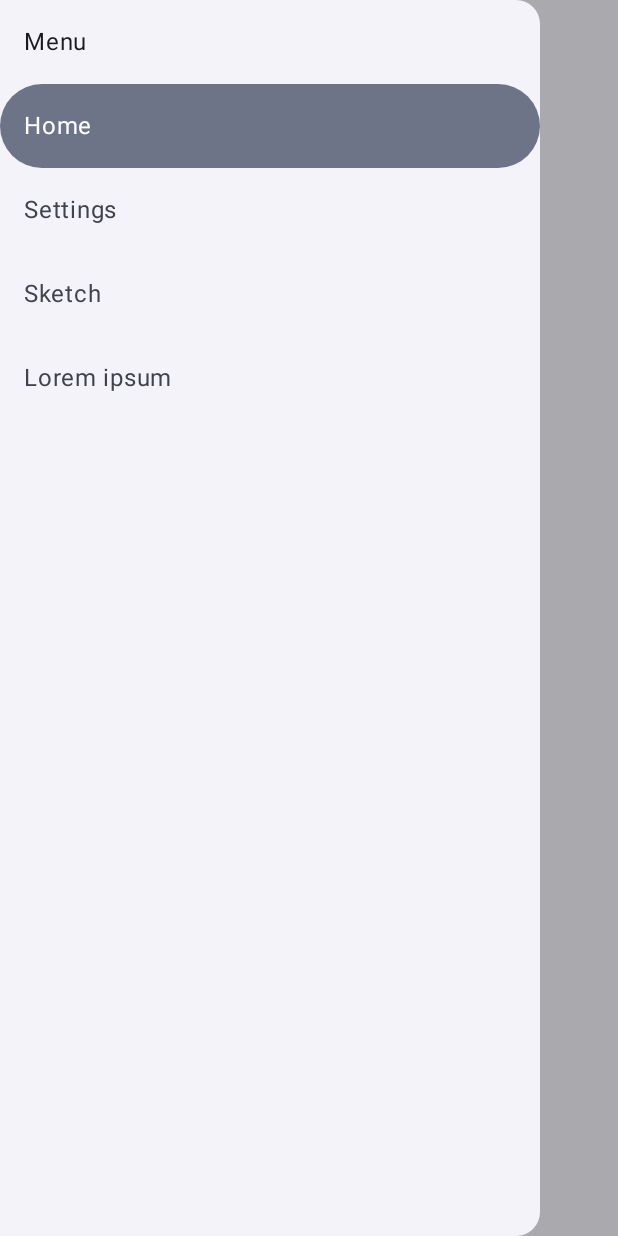
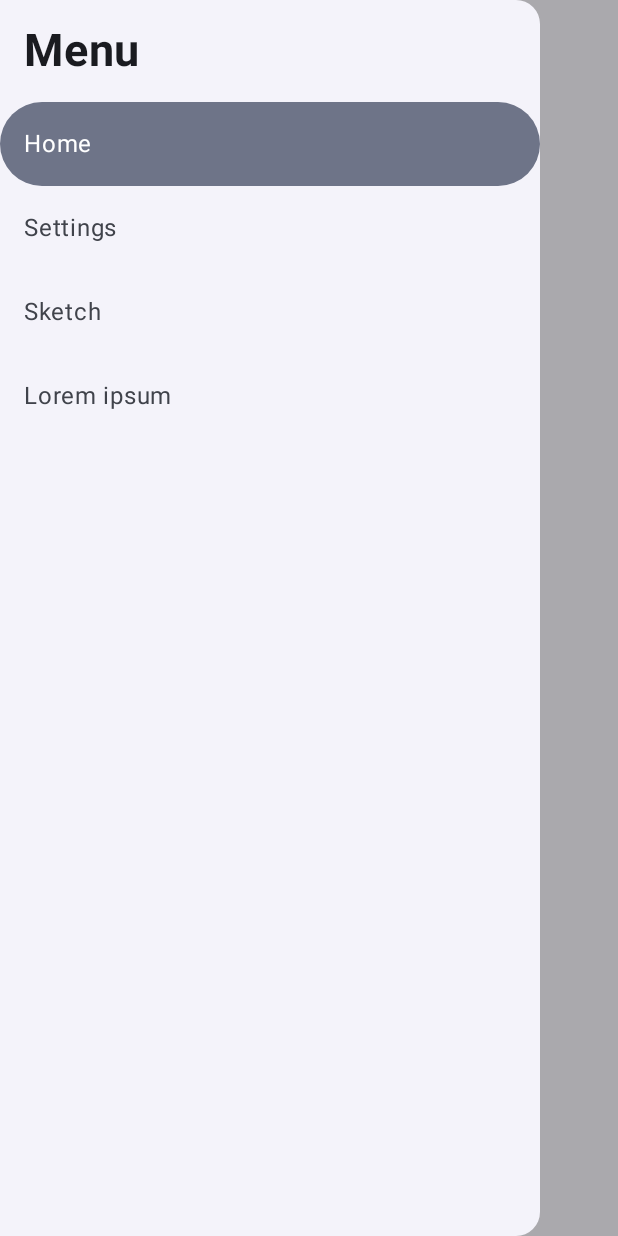
Before and after one commit to legondthecool/MGPDoodleAppNew, an Android app built with Jetpack Compose: the screen it shows after launch (MainActivity), after a tap on "Menu", on a phone screen of 412 x 824 dp. Run offline under Robolectric (Android 15) with nearby library versions, the phone set to English and light mode, and no system bars.

Commit message:
changed menu text

```diff
--- a/app/src/main/java/com/nyp/scaffoldingapp/MainActivity.kt
+++ b/app/src/main/java/com/nyp/scaffoldingapp/MainActivity.kt
@@ -1,6 +1,7 @@
 package com.nyp.scaffoldingapp
 
 import android.os.Bundle
+import android.preference.PreferenceActivity
 import androidx.activity.ComponentActivity
 import androidx.activity.compose.setContent
 import androidx.compose.foundation.layout.*
@@ -12,7 +13,9 @@ import androidx.compose.runtime.*
 import androidx.compose.runtime.saveable.rememberSaveable
 import androidx.compose.ui.Modifier
 import androidx.compose.ui.res.painterResource
+import androidx.compose.ui.text.font.FontWeight
 import androidx.compose.ui.unit.dp
+import androidx.compose.ui.unit.sp
 import com.nyp.scaffoldingapp.ui.pages.*
 import com.nyp.scaffoldingapp.ui.theme.ScaffoldingTheme
 import kotlinx.coroutines.launch
@@ -22,7 +25,7 @@ import kotlinx.coroutines.launch
  * and the navigation bar updates itself.
  */
 enum class Tab(val label: String, @DrawableRes val icon: Int) {
-    PAGE1("Page color", R.drawable.ic_home),
+    PAGE1("Page 1", R.drawable.ic_home),
     PAGE2("Page 2", R.drawable.ic_email),
     PAGE3("Page 3", R.drawable.ic_list),
     PAGE4("Page 4", R.drawable.ic_star)
@@ -58,6 +61,8 @@ fun AppScaffold() {
 
                 Text(
                     "Menu",
+                    fontSize = 30.sp,
+                    fontWeight = FontWeight.Bold,
                     modifier = Modifier.padding(16.dp)
                 )
 
```
